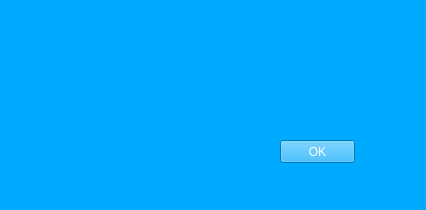
The window that avisos.ui (FabianJunior/Jovem-Programador) describes before a commit, drawn with Qt 5.
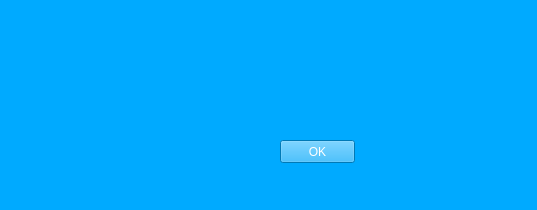
The same window after the commit.

Patch:
```diff
--- a/avisos.ui
+++ b/avisos.ui
@@ -6,7 +6,7 @@
    <rect>
     <x>0</x>
     <y>0</y>
-    <width>426</width>
+    <width>537</width>
     <height>210</height>
    </rect>
   </property>
```
